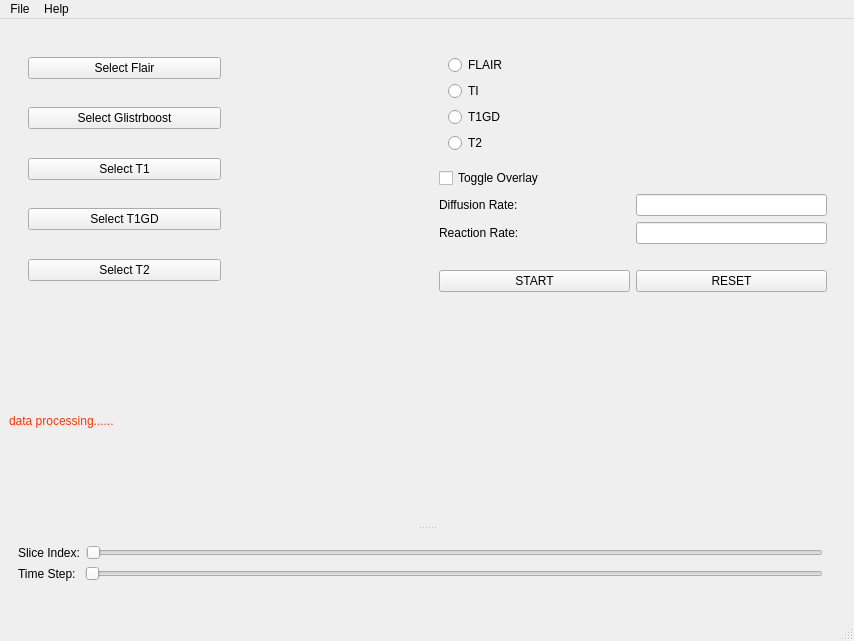
The window that UI_Design_File/mainWindow.ui (patliao/SYSC4907-Glioma-Growth-Visualization) describes before a commit, drawn with Qt 5.
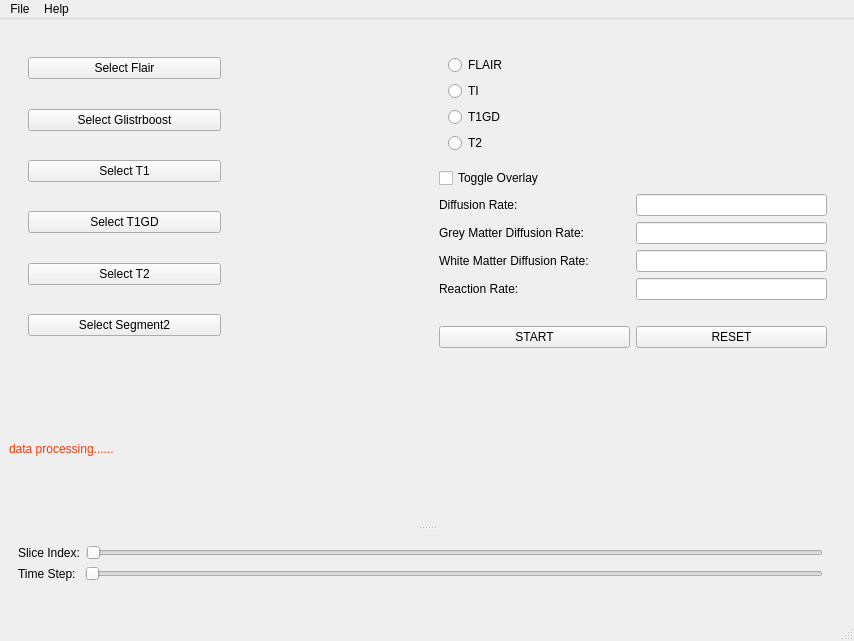
The same window after the commit.

Commit message: Add UI Component without backend

Patch:
```diff
--- a/UI_Design_File/mainWindow.ui
+++ b/UI_Design_File/mainWindow.ui
@@ -175,8 +175,8 @@
                </widget>
               </item>
               <item>
-               <widget class="QWidget" name="t2_file_widget" native="true">
-                <layout class="QHBoxLayout" name="horizontalLayout_5">
+               <widget class="QWidget" name="t2_file_widget_2" native="true">
+                <layout class="QHBoxLayout" name="horizontalLayout_12">
                  <property name="spacing">
                   <number>1</number>
                  </property>
@@ -209,6 +209,41 @@
                 </layout>
                </widget>
               </item>
+              <item>
+               <widget class="QWidget" name="seg2_file_widget" native="true">
+                <layout class="QHBoxLayout" name="horizontalLayout_5">
+                 <property name="spacing">
+                  <number>1</number>
+                 </property>
+                 <property name="leftMargin">
+                  <number>1</number>
+                 </property>
+                 <property name="topMargin">
+                  <number>1</number>
+                 </property>
+                 <property name="rightMargin">
+                  <number>1</number>
+                 </property>
+                 <property name="bottomMargin">
+                  <number>1</number>
+                 </property>
+                 <item>
+                  <widget class="QPushButton" name="seg_file_button">
+                   <property name="text">
+                    <string>Select Segment2</string>
+                   </property>
+                  </widget>
+                 </item>
+                 <item>
+                  <widget class="QLabel" name="seg2_file_label">
+                   <property name="text">
+                    <string/>
+                   </property>
+                  </widget>
+                 </item>
+                </layout>
+               </widget>
+              </item>
              </layout>
             </widget>
            </item>
@@ -277,6 +312,48 @@
                 </item>
                </layout>
               </item>
+              <item>
+               <layout class="QHBoxLayout" name="horizontalLayout_13">
+                <item>
+                 <widget class="QLabel" name="grey_diffusion_rate_label">
+                  <property name="text">
+                   <string>Grey Matter Diffusion Rate: </string>
+                  </property>
+                 </widget>
+                </item>
+                <item>
+                 <widget class="QLineEdit" name="grey_diffusion_rate_input">
+                  <property name="sizePolicy">
+                   <sizepolicy hsizetype="Preferred" vsizetype="Preferred">
+                    <horstretch>0</horstretch>
+                    <verstretch>0</verstretch>
+                   </sizepolicy>
+                  </property>
+                 </widget>
+                </item>
+               </layout>
+              </item>
+              <item>
+               <layout class="QHBoxLayout" name="horizontalLayout_15">
+                <item>
+                 <widget class="QLabel" name="white_diffusion_rate_label">
+                  <property name="text">
+                   <string>White Matter Diffusion Rate: </string>
+                  </property>
+                 </widget>
+                </item>
+                <item>
+                 <widget class="QLineEdit" name="white_diffusion_input">
+                  <property name="sizePolicy">
+                   <sizepolicy hsizetype="Preferred" vsizetype="Preferred">
+                    <horstretch>0</horstretch>
+                    <verstretch>0</verstretch>
+                   </sizepolicy>
+                  </property>
+                 </widget>
+                </item>
+               </layout>
+              </item>
               <item>
                <layout class="QHBoxLayout" name="horizontalLayout_9">
                 <item>
```
The commit also changes 1 other file.
